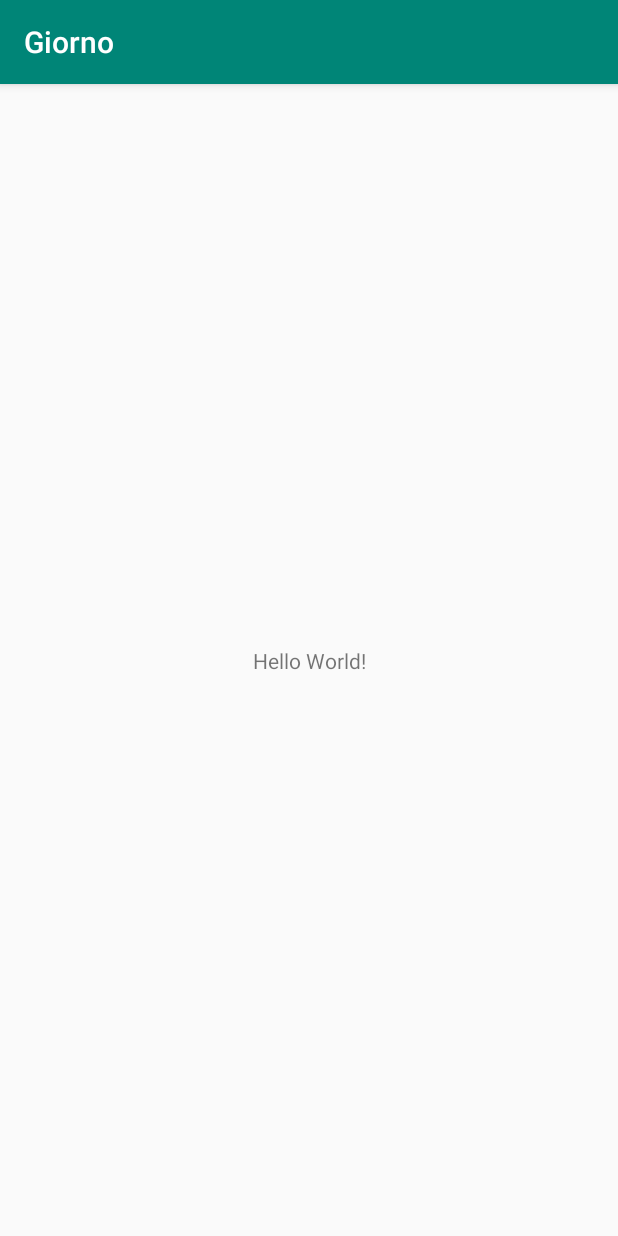
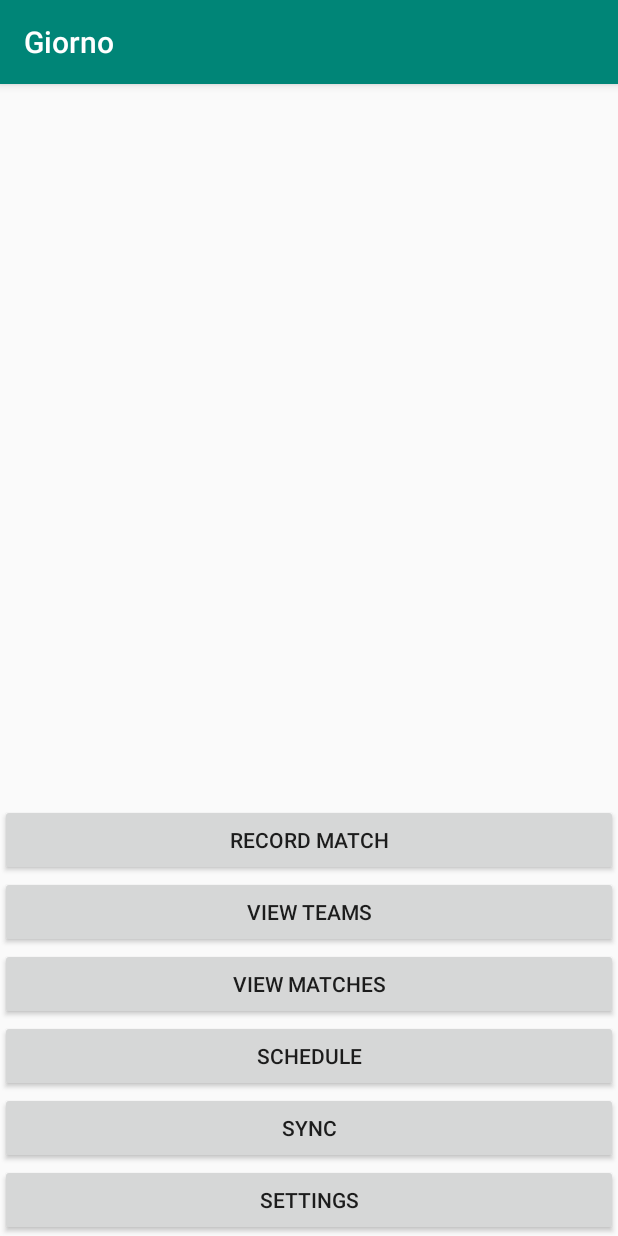
Before and after one commit to FRC2706/giorno, an Android app: the screen it shows after launch (MainActivity), on a phone screen of 412 x 824 dp. Run offline under Robolectric (Android 15) with nearby library versions, the phone set to English and light mode, and no system bars.

Commit message:
Added main menu page

```diff
--- a/app/src/main/res/layout/activity_main.xml
+++ b/app/src/main/res/layout/activity_main.xml
@@ -6,13 +6,47 @@
     android:layout_height="match_parent"
     tools:context=".MainActivity">
 
-    <TextView
-        android:layout_width="wrap_content"
-        android:layout_height="wrap_content"
-        android:text="Hello World!"
-        app:layout_constraintBottom_toBottomOf="parent"
-        app:layout_constraintLeft_toLeftOf="parent"
-        app:layout_constraintRight_toRightOf="parent"
-        app:layout_constraintTop_toTopOf="parent" />
+    <LinearLayout
+        android:layout_width="match_parent"
+        android:layout_height="match_parent"
+        android:gravity="bottom|center_horizontal"
+        android:orientation="vertical">
+
+        <Button
+            android:id="@+id/record"
+            android:layout_width="match_parent"
+            android:layout_height="wrap_content"
+            android:text="@string/record_match" />
+
+        <Button
+            android:id="@+id/team_view"
+            android:layout_width="match_parent"
+            android:layout_height="wrap_content"
+            android:text="@string/view_teams" />
+
+        <Button
+            android:id="@+id/match_view"
+            android:layout_width="match_parent"
+            android:layout_height="wrap_content"
+            android:text="@string/view_matches" />
+
+        <Button
+            android:id="@+id/schedule"
+            android:layout_width="match_parent"
+            android:layout_height="wrap_content"
+            android:text="@string/schedule" />
+
+        <Button
+            android:id="@+id/sync"
+            android:layout_width="match_parent"
+            android:layout_height="wrap_content"
+            android:text="@string/sync" />
+
+        <Button
+            android:id="@+id/settings"
+            android:layout_width="match_parent"
+            android:layout_height="wrap_content"
+            android:text="@string/settings" />
+    </LinearLayout>
 
 </androidx.constraintlayout.widget.ConstraintLayout>
--- a/app/src/main/res/values/strings.xml
+++ b/app/src/main/res/values/strings.xml
@@ -1,3 +1,9 @@
 <resources>
     <string name="app_name">Giorno</string>
+    <string name="record_match">Record Match</string>
+    <string name="view_teams">View Teams</string>
+    <string name="view_matches">View Matches</string>
+    <string name="schedule">Schedule</string>
+    <string name="sync">Sync</string>
+    <string name="settings">Settings</string>
 </resources>
```
